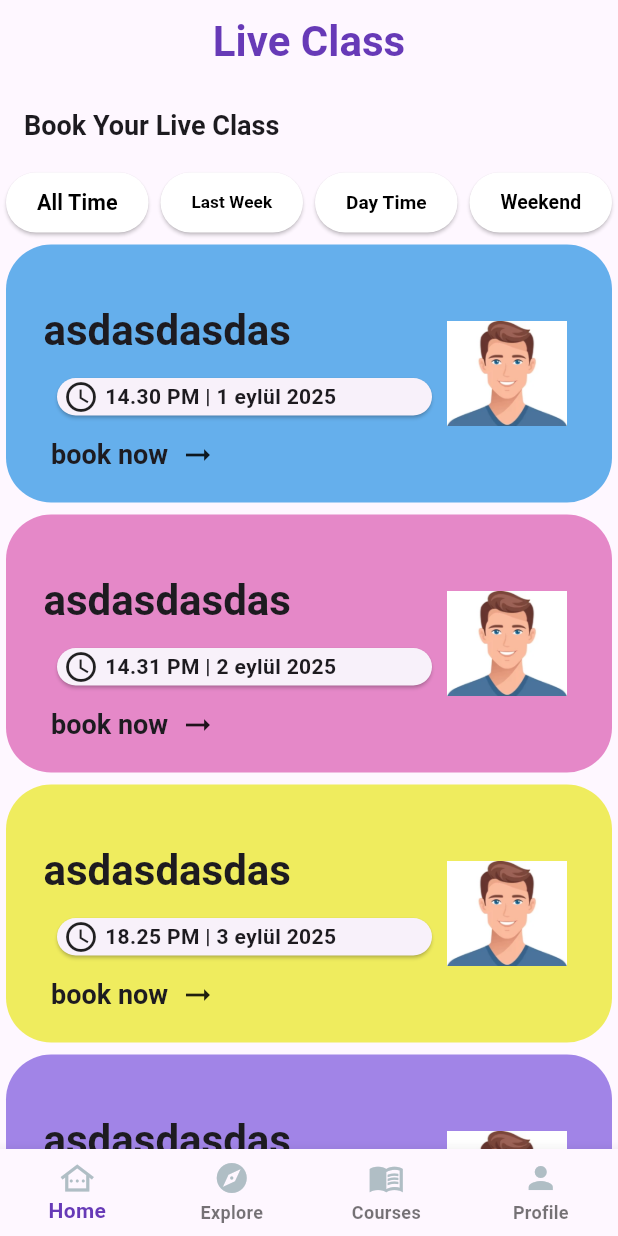
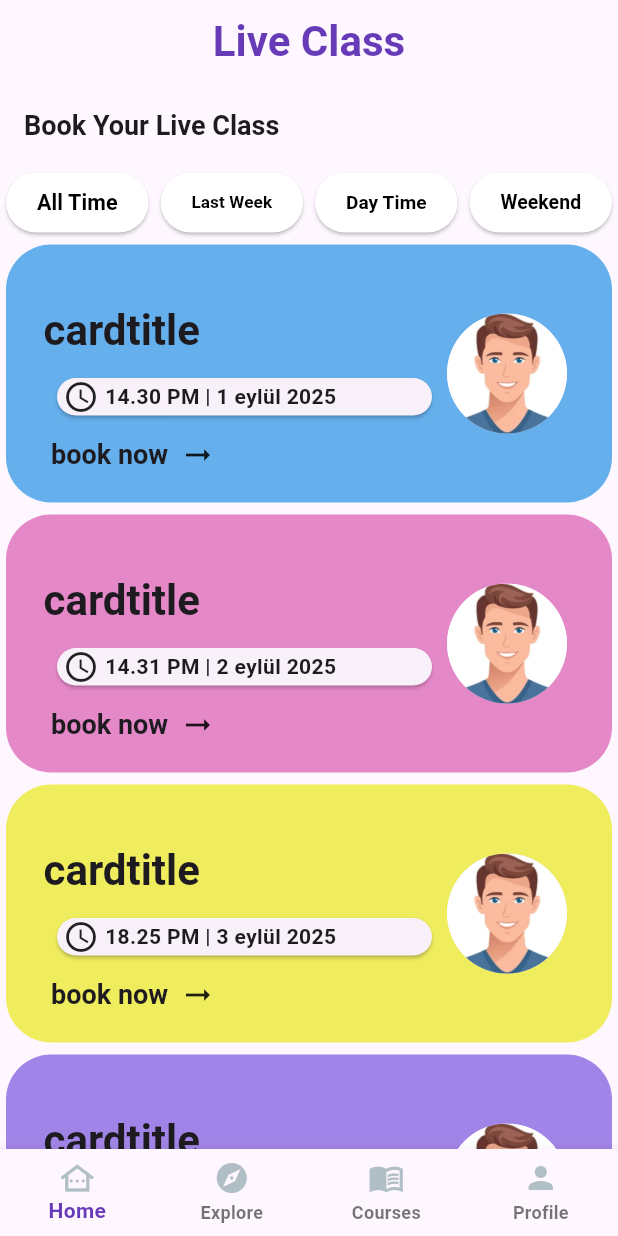
Before and after one commit to uluckabd/flutter_design_draft, a Flutter app: the screen it shows after launch, on a phone screen of 412 x 824 dp. Run offline on Flutter 3.47's test engine with Material 3 defaults, Android fonts, the phone set to English and light mode, and no system bars; our stand-ins replace percent_indicator.

Commit message:
profil fotoğraf alanı ve card içeriği düzeltildi

```diff
--- a/lib/Babble_App/CoursesPage.dart
+++ b/lib/Babble_App/CoursesPage.dart
@@ -39,31 +39,31 @@ class _CoursesPageState extends State<CoursesPage> {
                   children: [
                     bodycard(
                       cardcolor: const Color.fromARGB(255, 101, 175, 236),
-                      cardtitle: 'asdasdasdas',
+                      cardtitle: 'cardtitle',
                       cardtime: '14.30',
                       carddate: '1 eylül 2025',
                     ),
                     bodycard(
                       cardcolor: const Color.fromARGB(255, 229, 136, 200),
-                      cardtitle: 'asdasdasdas',
+                      cardtitle: 'cardtitle',
                       cardtime: '14.31',
                       carddate: '2 eylül 2025',
                     ),
                     bodycard(
                       cardcolor: const Color.fromARGB(255, 239, 236, 94),
-                      cardtitle: 'asdasdasdas',
+                      cardtitle: 'cardtitle',
                       cardtime: '18.25',
                       carddate: '3 eylül 2025',
                     ),
                     bodycard(
                       cardcolor: const Color.fromARGB(255, 161, 132, 231),
-                      cardtitle: 'asdasdasdas',
+                      cardtitle: 'cardtitle',
                       cardtime: '15.30',
                       carddate: '4 eylül 2025',
                     ),
                     bodycard(
                       cardcolor: const Color.fromARGB(255, 145, 154, 216),
-                      cardtitle: 'asdasdasdas',
+                      cardtitle: 'cardtitle',
                       cardtime: '16.00',
                       carddate: '5 eylül 2025',
                     ),
@@ -187,12 +187,11 @@ class bodycard extends StatelessWidget {
             ),
             Padding(
               padding: const EdgeInsets.only(right: 30),
-              child: Container(
-                child: Image.asset(
+              child: CircleAvatar(
+                radius: 40, // yarıçap (80px için 40 veriyoruz)
+                backgroundImage: AssetImage(
                   "lib/Babble_App/assets/image/coursepageprofil.png",
                 ),
-                width: 80,
-                height: 80,
               ),
             ),
           ],
```
